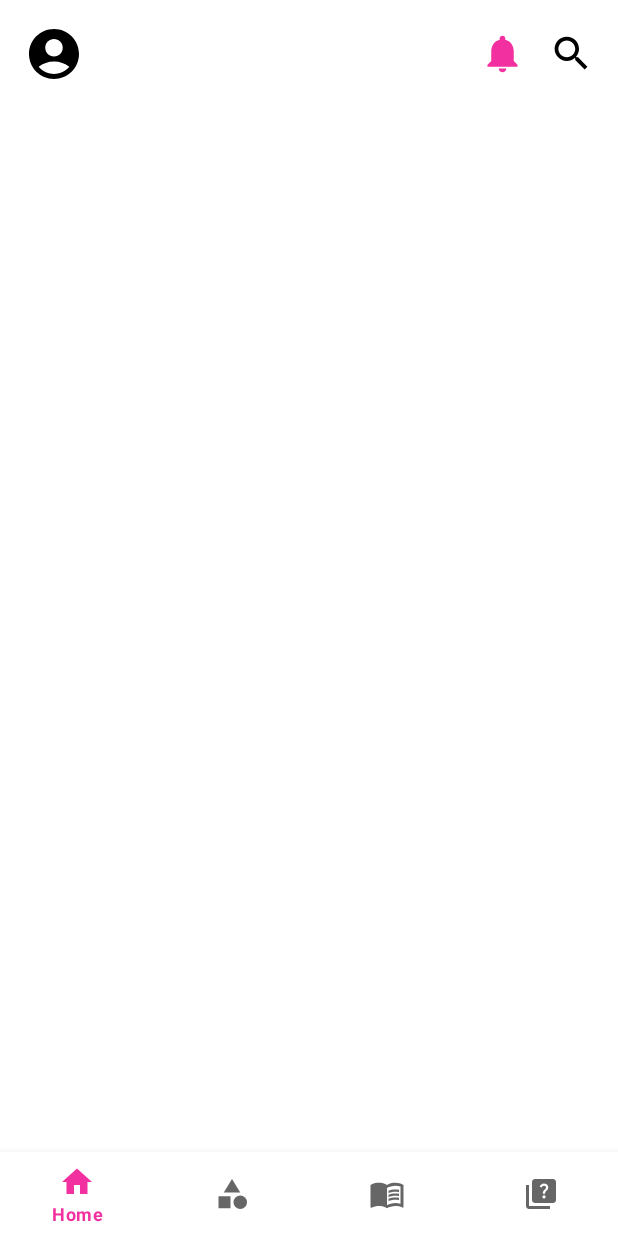
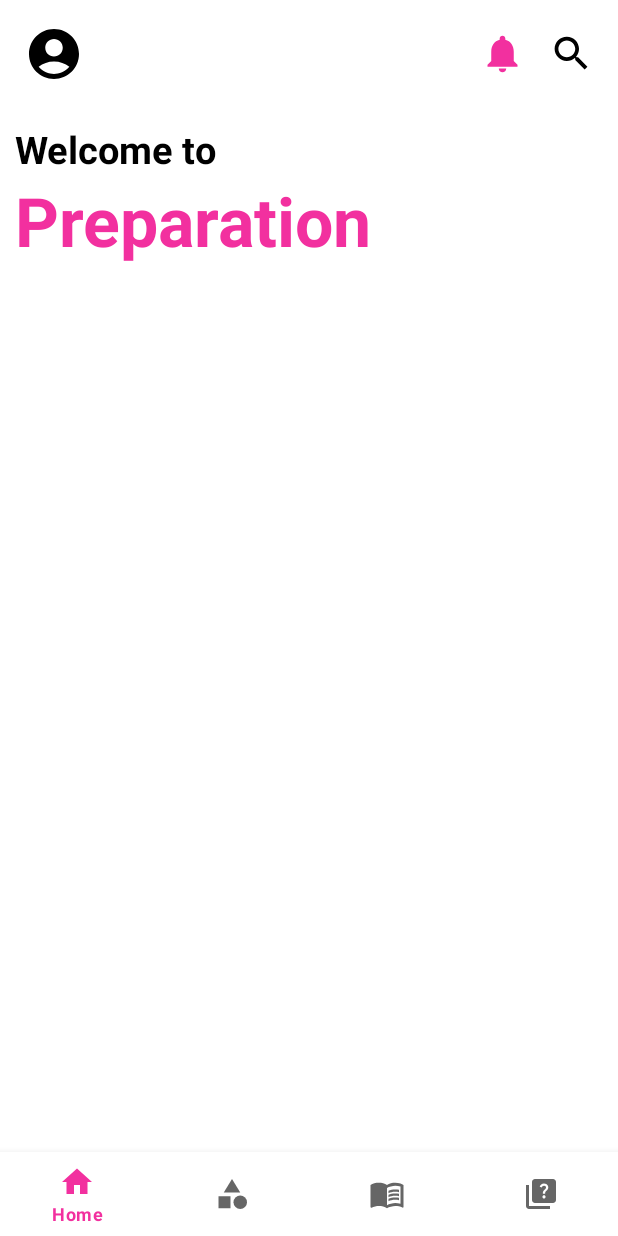
Before and after one commit to sun01822/Preparation, an Android app: the MainActivity screen opened directly, with no data from a screen before it, on a phone screen of 412 x 824 dp. Run offline under Robolectric (Android 15) with nearby library versions, the phone set to English and light mode, and no system bars; 2 statements that could not run were skipped.

Commit message:
Design part1

```diff
--- a/app/src/main/java/com/sun/preparation/MainActivity.kt
+++ b/app/src/main/java/com/sun/preparation/MainActivity.kt
@@ -4,7 +4,12 @@ import android.content.ContentValues.TAG
 import androidx.appcompat.app.AppCompatActivity
 import android.os.Bundle
 import android.util.Log
+import androidx.fragment.app.Fragment
 import com.sun.preparation.databinding.ActivityMainBinding
+import com.sun.preparation.fragments.BooksFragment
+import com.sun.preparation.fragments.CategoriesFragment
+import com.sun.preparation.fragments.HomeFragment
+import com.sun.preparation.fragments.QuizFragment
 
 class MainActivity : AppCompatActivity() {
     private lateinit var binding: ActivityMainBinding
@@ -16,6 +21,8 @@ class MainActivity : AppCompatActivity() {
         // Retrieve the selectedAvatarNumber from the Intent
         val selectedAvatarNumber = intent.getStringExtra("selectedAvatarNumber").toString()
         val userName = intent.getStringExtra("userName").toString()
+
+        binding.userName.text = userName
         // Perform actions based on selectedAvatarNumber
         when (selectedAvatarNumber) {
             "1" -> {
@@ -80,5 +87,29 @@ class MainActivity : AppCompatActivity() {
                 binding.profileImage.setImageResource(R.drawable.ic_profile)
             }
         }
+
+        setFragment(HomeFragment())
+
+        binding.bottomNavigationBar.setOnItemSelectedListener {
+            val selectedFragment = when(it.itemId) {
+                R.id.nav_categories ->{
+                    CategoriesFragment()
+                }
+                R.id.nav_books->{
+                    BooksFragment()
+                }
+                R.id.nav_quiz ->{
+                    QuizFragment()
+                }
+                else ->{
+                    HomeFragment()
+                }
+            }
+            setFragment(selectedFragment)
+            true
+        }
+    }
+    private fun setFragment(fragment: Fragment){
+        supportFragmentManager.beginTransaction().replace(R.id.fragmentContainer, fragment).commit()
     }
 }
--- /dev/null
+++ b/app/src/main/java/com/sun/preparation/fragments/HomeFragment.kt
@@ -0,0 +1,22 @@
+package com.sun.preparation.fragments
+
+import android.os.Bundle
+import androidx.fragment.app.Fragment
+import android.view.LayoutInflater
+import android.view.View
+import android.view.ViewGroup
+import com.sun.preparation.R
+import com.sun.preparation.databinding.FragmentHomeBinding
+
+class HomeFragment : Fragment() {
+    private lateinit var binding : FragmentHomeBinding
+    override fun onCreateView(
+        inflater: LayoutInflater, container: ViewGroup?,
+        savedInstanceState: Bundle?
+    ): View {
+        // Inflate the layout for this fragment
+        binding = FragmentHomeBinding.inflate(layoutInflater)
+
+        return binding.root
+    }
+}
--- /dev/null
+++ b/app/src/main/java/com/sun/preparation/helper/Helper.kt
@@ -0,0 +1,5 @@
+package com.sun.preparation.helper
+
+class Helper {
+
+}
--- a/app/src/main/res/layout/activity_main.xml
+++ b/app/src/main/res/layout/activity_main.xml
@@ -23,6 +23,18 @@
             android:scaleType="centerCrop"
             android:layout_gravity="center_vertical"
             android:contentDescription="@string/app_name" />
+
+        <TextView
+            android:id="@+id/userName"
+            android:layout_width="wrap_content"
+            android:layout_height="wrap_content"
+            android:text="User Name"
+            android:layout_gravity="center"
+            android:textColor="@color/black"
+            android:layout_marginStart="5dp"
+            android:textStyle="bold"
+            android:textSize="16sp"
+            />
 
         <Space
             android:layout_width="0dp"
@@ -56,7 +68,10 @@
         android:id="@+id/fragmentContainer"
         android:layout_width="match_parent"
         android:layout_height="0dp"
-        android:layout_weight="1" />
+        android:padding="10dp"
+        android:layout_weight="1" >
+
+    </FrameLayout>
 
     <!-- Bottom Navigation Bar -->
     <com.google.android.material.bottomnavigation.BottomNavigationView
--- /dev/null
+++ b/app/src/main/res/layout/fragment_home.xml
@@ -0,0 +1,27 @@
+<?xml version="1.0" encoding="utf-8"?>
+<LinearLayout xmlns:android="http://schemas.android.com/apk/res/android"
+    xmlns:tools="http://schemas.android.com/tools"
+    android:layout_width="match_parent"
+    android:layout_height="match_parent"
+    android:orientation="vertical"
+    tools:context=".fragments.HomeFragment">
+
+
+        <TextView
+            android:layout_width="match_parent"
+            android:layout_height="wrap_content"
+            android:text="Welcome to"
+            android:textSize="25sp"
+            android:textStyle="bold"
+            android:textColor="@color/black"/>
+
+        <TextView
+            android:layout_width="match_parent"
+            android:layout_height="wrap_content"
+            android:text="@string/app_name"
+            android:textStyle="bold"
+            android:textSize="45sp"
+            android:textColor="#F2309F"
+            />
+
+</LinearLayout>
--- a/app/src/main/res/menu/bottom_navigation_menu.xml
+++ b/app/src/main/res/menu/bottom_navigation_menu.xml
@@ -9,11 +9,11 @@
         android:title="Categories"
         android:icon="@drawable/ic_categories" />
     <item
-        android:id="@+id/nav_cart"
+        android:id="@+id/nav_books"
         android:title="Books"
         android:icon="@drawable/ic_books" />
     <item
-        android:id="@+id/nav_profile"
+        android:id="@+id/nav_quiz"
         android:title="Quiz"
         android:icon="@drawable/ic_quiz" />
 </menu>
```
Also changed, not shown: app/src/main/java/com/sun/preparation/fragments/BooksFragment.kt (added, +21 -0 lines), app/src/main/java/com/sun/preparation/fragments/CategoriesFragment.kt (added, +22 -0 lines), app/src/main/java/com/sun/preparation/fragments/QuizFragment.kt (added, +21 -0 lines), app/src/main/res/layout/fragment_books.xml (added, +14 -0 lines), app/src/main/res/layout/fragment_categories.xml (added, +14 -0 lines), app/src/main/res/layout/fragment_quiz.xml (added, +14 -0 lines).
